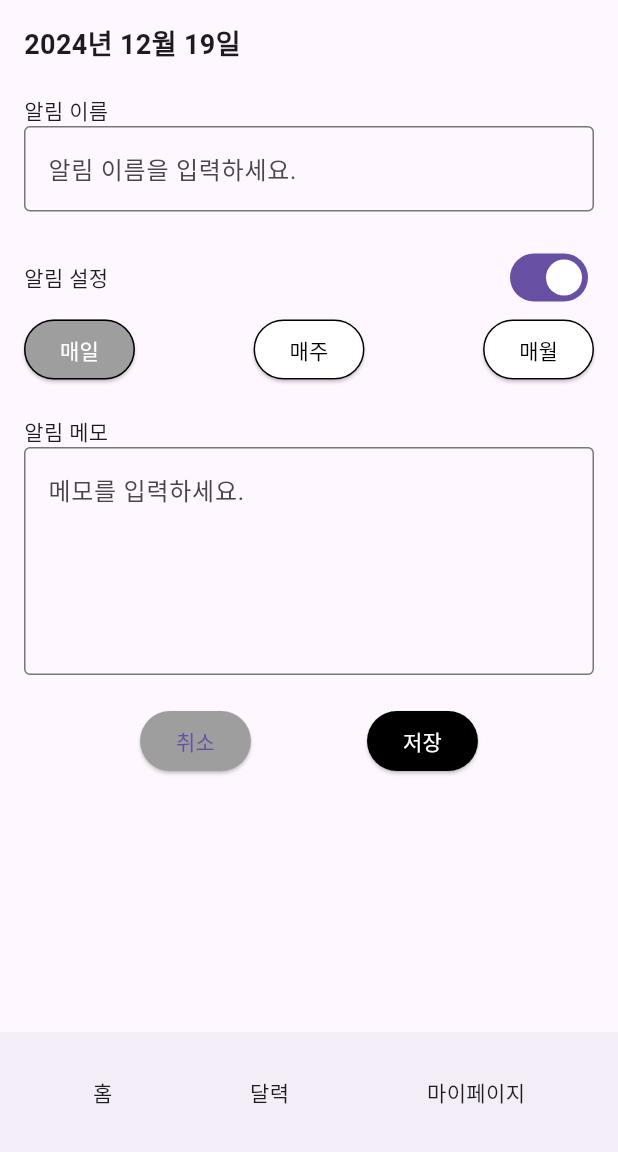
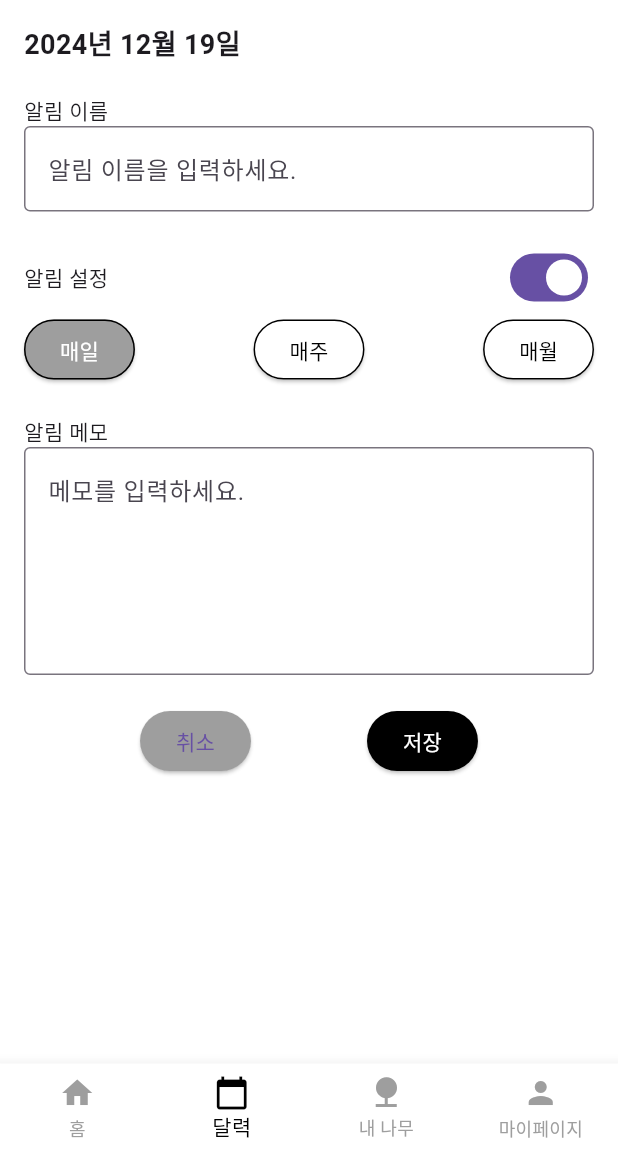
Before and after one commit to choimings/calendar, a Flutter app: the screen it shows after launch, after a tap on the "add" icon, on a phone screen of 412 x 824 dp, the part 84-1236 px from its top. Run offline on Flutter 3.47's test engine with Material 3 defaults, Android fonts, the phone set to English and light mode, and no system bars; our stand-ins replace table_calendar.

Commit message:
attendance check day only/bottom navi change

```diff
--- a/lib/calendar_page.dart
+++ b/lib/calendar_page.dart
@@ -100,15 +100,15 @@ class _CalendarPageState extends State<CalendarPage> {
                   onTap: () {
                     setState(() {
                       if (_selectedDay != null) {
-                        // 오늘 날짜 이후에는 출석 체크 불가
-                        if (_selectedDay!.isAfter(DateTime.now())) {
+                        // 선택한 날짜가 오늘인지 확인
+                        if (!isSameDay(_selectedDay, DateTime.now())) {
                           ScaffoldMessenger.of(context).showSnackBar(
                             const SnackBar(
-                              content: Text('오늘 날짜 이전만 출석 체크가 가능합니다.'),
+                              content: Text('오늘만 출석 체크가 가능합니다.'),
                               duration: Duration(seconds: 2),
                             ),
                           );
-                          return; // 여기서 함수 종료
+                          return; // 함수 종료
                         }
 
                         // 출석 체크 토글 (체크/미체크)
@@ -155,20 +155,16 @@ class _CalendarPageState extends State<CalendarPage> {
 
       // 하단 네비게이션 바
       bottomNavigationBar: BottomNavigationBar(
-        currentIndex: 1,
+        type: BottomNavigationBarType.fixed, // 모든 아이템 간 동일한 간격 유지
+        currentIndex: 1, // 현재 화면은 달력
+        backgroundColor: Colors.white, // 네비게이션 바 배경색 설정
+        selectedItemColor: Colors.black, // 선택된 아이콘과 텍스트 색상
+        unselectedItemColor: Colors.grey, // 선택되지 않은 아이콘과 텍스트 색상
         items: const [
-          BottomNavigationBarItem(
-            icon: Icon(Icons.home),
-            label: '홈',
-          ),
-          BottomNavigationBarItem(
-            icon: Icon(Icons.calendar_month),
-            label: '달력',
-          ),
-          BottomNavigationBarItem(
-            icon: Icon(Icons.person),
-            label: '마이페이지',
-          ),
+          BottomNavigationBarItem(icon: Icon(Icons.home), label: '홈'),
+          BottomNavigationBarItem(icon: Icon(Icons.calendar_today), label: '달력'),
+          BottomNavigationBarItem(icon: Icon(Icons.nature), label: '내 나무'),
+          BottomNavigationBarItem(icon: Icon(Icons.person), label: '마이페이지'),
         ],
       ),
       floatingActionButton: FloatingActionButton(
--- a/lib/memo_page.dart
+++ b/lib/memo_page.dart
@@ -18,6 +18,7 @@ class _MemoPageState extends State<MemoPage> {
   @override
   Widget build(BuildContext context) {
     return Scaffold(
+      backgroundColor: Colors.white, // 배경색 하얀색으로 설정
       appBar: AppBar(
         title: const Text('상단 노치 영역'),
         leading: IconButton(
@@ -109,15 +110,19 @@ class _MemoPageState extends State<MemoPage> {
           ],
         ),
       ),
-      bottomNavigationBar: BottomAppBar(
-        child: Row(
-          mainAxisAlignment: MainAxisAlignment.spaceAround,
-          children: const [
-            Text('홈'),
-            Text('달력'),
-            Text('마이페이지'),
-          ],
-        ),
+      // 하단 네비게이션 바
+      bottomNavigationBar: BottomNavigationBar(
+        type: BottomNavigationBarType.fixed, // 모든 아이템 간 동일한 간격 유지
+        currentIndex: 1, // 현재 화면은 달력
+        backgroundColor: Colors.white, // 네비게이션 바 배경색 설정
+        selectedItemColor: Colors.black, // 선택된 아이콘과 텍스트 색상
+        unselectedItemColor: Colors.grey, // 선택되지 않은 아이콘과 텍스트 색상
+        items: const [
+          BottomNavigationBarItem(icon: Icon(Icons.home), label: '홈'),
+          BottomNavigationBarItem(icon: Icon(Icons.calendar_today), label: '달력'),
+          BottomNavigationBarItem(icon: Icon(Icons.nature), label: '내 나무'),
+          BottomNavigationBarItem(icon: Icon(Icons.person), label: '마이페이지'),
+        ],
       ),
     );
   }
```
